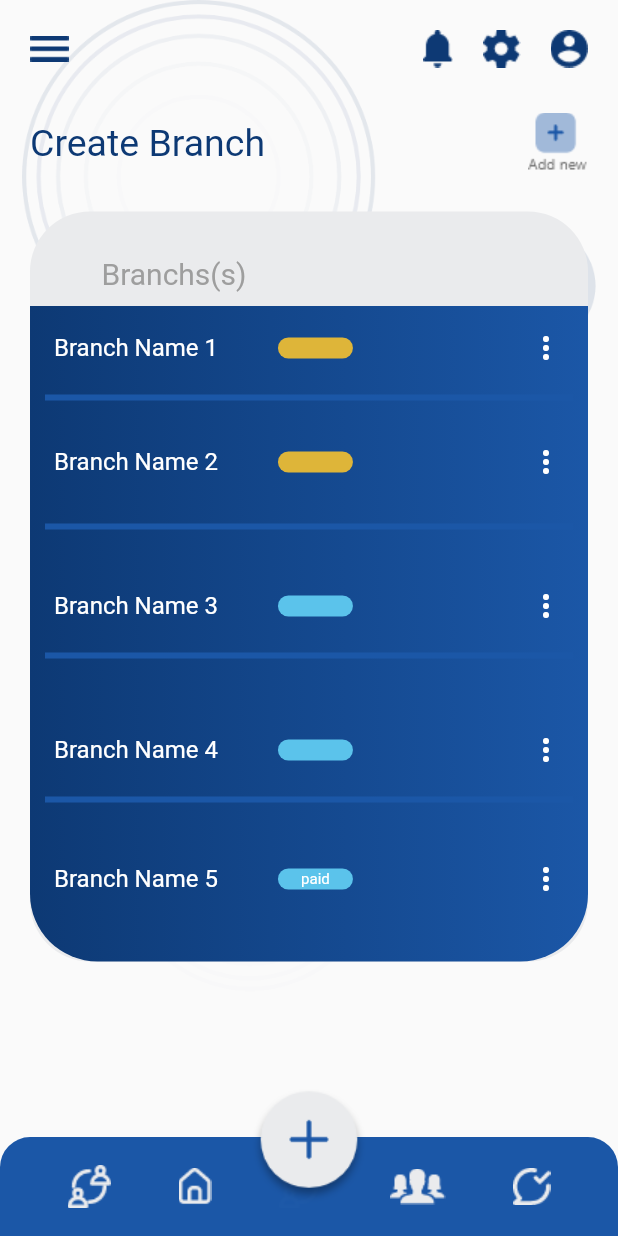
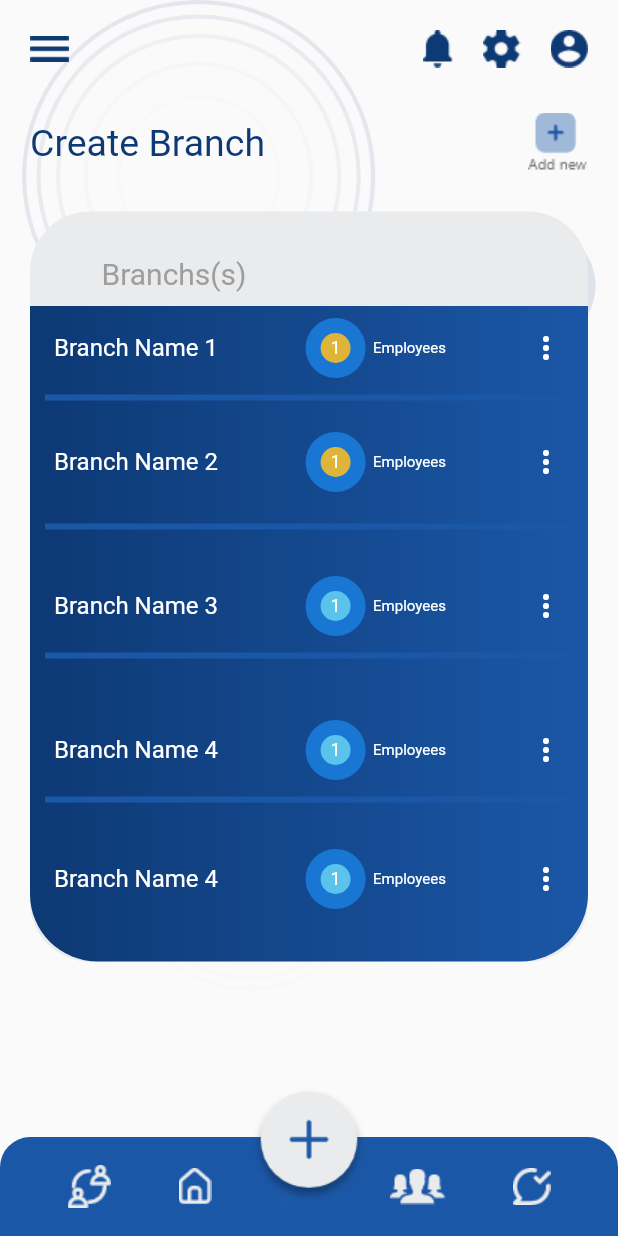
Before and after one commit to Mrashoo24/revoo, a Flutter app: the DBcrud4 screen opened directly, on a phone screen of 412 x 824 dp. Run offline on Flutter 3.47's test engine with Material 2 defaults, Android fonts, the light colour scheme and no system bars; drawn by our look-alikes of auto_size_text; our stand-ins replace font_awesome_flutter, get, percent_indicator, pie_chart, video_player; missing offline and left inert: cell_calendar.

Commit message:
Merged all pages

```diff
--- a/lib/HRMS_admin_Screen/adbranchpg4.dart
+++ b/lib/HRMS_admin_Screen/adbranchpg4.dart
@@ -1,10 +1,13 @@
+import 'package:auto_size_text/auto_size_text.dart';
 import 'package:flutter/cupertino.dart';
 import 'package:flutter/material.dart';
 import 'package:get/get.dart';
 import 'package:get/get_connect/http/src/utils/utils.dart';
 import 'package:get/get_core/src/get_main.dart';
+import 'package:revoo/HRMS_admin_Screen/adbranchpg1.dart';
 
 import '../constants/constants.dart';
+import 'adbranchpg2.dart';
 
 class DBcrud4 extends StatefulWidget {
   const DBcrud4({Key? key}) : super(key: key);
@@ -104,7 +107,9 @@ class _DBcrud3State extends State<DBcrud4> {
                             ),
 
                           ),
-                          Image.asset('asset/addnew.png'),
+                          InkWell(onTap: (){
+                            Get.to(DBcrud2());
+                          },child: Image.asset('asset/addnew.png')),
 
                         ],
                       ),
@@ -156,23 +161,143 @@ class _DBcrud3State extends State<DBcrud4> {
                                   ),
                                   child: Column(
                                     children: [
-                                      ListTile(
+                                      buildListTile(buttonMenuPosition, context,title: 'Branch Name 1',tagcolor: kyellow),
+                                      Divider(
+                                        height: 10,
+                                        thickness: 4,color:Kdblue,endIndent: 10, indent: 10,
+                                      ),
+                                      SizedBox(height: 10),
+                                      buildListTile(buttonMenuPosition, context,title: 'Branch Name 2',tagcolor: kyellow),
+
+                                      Divider(
+                                        height: 30,
+                                        thickness: 4,color:Kdblue,endIndent: 10, indent: 10,
+                                      ),SizedBox(height: 10),
+                                      buildListTile(buttonMenuPosition, context,title: 'Branch Name 3',tagcolor: bluess),
+
+                                      Divider(
+                                        height: 10,
+                                        thickness: 4,color:Kdblue,endIndent: 10, indent: 10,
+                                      ),SizedBox(height:30),
+                                      buildListTile(buttonMenuPosition, context,title: 'Branch Name 4',tagcolor: bluess),
+
+                                      Divider(
+                                        height: 10,
+                                        thickness: 4,color:Kdblue,endIndent: 10, indent: 10,
+                                      ),SizedBox(height:20),
+
+                                      buildListTile(buttonMenuPosition, context,title: 'Branch Name 4',tagcolor: bluess),
+
+
+                                    ],
+                                  ),
+
+
+                                ),
+                              ),
+                            ],
+                          ),
+                        ),
+
+                      ),
+                    ],
+                  ),
+
+                ],
+              ),
+            ),
+          ),
+        ),
+        bottomNavigationBar: Container(
+
+          height: 100,
+          child: Stack(
+            children: [
+              Align(
+                alignment: Alignment.bottomCenter,
+                child: Container(
+
+                  child: Stack(
+                    children: [
+                      Align(
+
+                        child: Container(
+                          height: Get.height*0.08,
+                          decoration: BoxDecoration(
+
+                            borderRadius: BorderRadius.only(topLeft: Radius.circular(20),topRight: Radius.circular(20)),
+                            color: Kdblue,
+
+                          ),
+                          child: Align(
+                            alignment: Alignment.center,
+
+                            child: Row(
+                              mainAxisAlignment: MainAxisAlignment.spaceEvenly,
+                              children: [
+                                ClipRect(child: Image.asset('asset/share.png')),
+                                ClipRect(child: Image.asset('asset/homedash.png')),
+                                Opacity(
+                                    opacity: 0.01,
+                                    child: ClipRect(child: Image.asset('asset/share.png'))
+                                ),
+                                ClipRect(child: Image.asset('asset/groupdash.png')),
+                                ClipRect(child: Image.asset('asset/pathdash.png')),
+
+                              ],
+                            ),
+                          ),
+                        ),
+                        alignment: Alignment.bottomCenter,
+                      ),
+
+                    ],
+                  ),
+                ),
+              ),
+              Align(
+                alignment: Alignment.bottomCenter,
+                child: Padding(
+                  padding: const EdgeInsets.only(bottom: 20.0),
+                  child: Image.asset('asset/bnbAdd.png'),
+                ),
+              ),
+            ],
+          ),
+        ),
+      ),
+
+
+    );
+  }
+
+  ListTile buildListTile(RelativeRect buttonMenuPosition(BuildContext context), BuildContext context,{required String title,required Color tagcolor}) {
+    return ListTile(
                                       title: Row(
                                         children: [
-                                            Text('Branch Name 1',style: TextStyle(color: Colors.white),),
+                                          Container(
+                                            width: Get.width*0.31,
+                                              child: Text(title,style: TextStyle(color: Colors.white),),
+
+
+                                          ),
                                           SizedBox(width: 40),
-                                            Container(
-                                              width: 50,
-                                              height: 14,
+                                          CircleAvatar(
+                                            child: Container(
+                                              width: 20,
+                                              height: 20,
                                               decoration: BoxDecoration(
 
-                                                color: kyellow,
+                                                color: tagcolor,
 
                                                 borderRadius: BorderRadius.circular(40),
 
                                               ),
-
-                                            )
+                                            child: Center(child: AutoSizeText('1',style: TextStyle(color: Colors.white,fontSize: 2),),),
+                                            ),
+                                          ),
+                                          SizedBox(width: 5,),
+                                          Text('Employees',style: TextStyle(color: Colors.white,fontSize: 10),)
                                         ],
                                       ),
                                       trailing : InkWell(child: Icon(Icons.more_vert,color: Colors.white),
@@ -247,11 +372,16 @@ class _DBcrud3State extends State<DBcrud4> {
                                                                alignment: Alignment(1.0, 10.0)    ,
 
 
+                                                               child: InkWell(
+                                                                 onTap: (){
+                                                                   Get.back();
+                                                                 },
                                                                  child: Padding(
                                                                    padding: const EdgeInsets.all(10.0),
                                                                    child: CircleAvatar(
                                                                    child: Icon(Icons.close,),
                                                                    backgroundColor: Kdblue,radius: 12,
+                                                                   ),
                                                                  ),
                                                                ),
 
@@ -325,7 +455,7 @@ class _DBcrud3State extends State<DBcrud4> {
                                                                mainAxisSize: MainAxisSize.min,
                                                                children: [
                                                                ElevatedButton(onPressed: (){
-
+                                                                    Get.back();
                                                                },
 
                                                                style: ElevatedButton.styleFrom(
@@ -343,7 +473,11 @@ class _DBcrud3State extends State<DBcrud4> {
                                                                color: kblue,fontSize: 15
                                                                ),))),
                                                                SizedBox(width: 25,),
-                                                                 Container(
+                                                               InkWell(
+                                                                 onTap: (){
+                                                                   Get.to(DBcrud4());
+                                                                 },
+                                                                 child: Container(
                                                                  width: 110,
                                                                  height: 41,
                                                                  decoration: BoxDecoration(
@@ -368,6 +502,7 @@ class _DBcrud3State extends State<DBcrud4> {
                                                                  ),
                                                                  ),
 
+                                                                 ),
                                                                ),
                                                                ],
                                                                ),
@@ -1186,184 +1321,6 @@ class _DBcrud3State extends State<DBcrud4> {
                                         );
                                       },
                                       ),
-                                      ),Divider(
-                                        height: 10,
-                                        thickness: 4,color:Kdblue,endIndent: 10, indent: 10,
-                                      ),
-                                      SizedBox(height: 10),
-                                      ListTile(
-                                        title: Row(
-                                          children: [
-                                            Text('Branch Name 2',style: TextStyle(color: Colors.white),),
-                                            SizedBox(width: 40),
-                                            Container(
-                                              width: 50,
-                                              height: 14,
-                                              decoration: BoxDecoration(
-
-                                                color: kyellow,
-
-                                                borderRadius: BorderRadius.circular(40),
-
-                                              ),
-
-                                            )
-                                          ],
-                                        ),
-                                        trailing : Icon(Icons.more_vert,color: Colors.white),
-                                      ),Divider(
-                                        height: 30,
-                                        thickness: 4,color:Kdblue,endIndent: 10, indent: 10,
-                                      ),SizedBox(height: 10),
-                                      ListTile(
-                                        title: Row(
-                                          children: [
-                                            Text('Branch Name 3',style: TextStyle(color: Colors.white),),
-                                            SizedBox(width: 40),
-                                            Container(
-                                              width: 50,
-                                              height: 14,
-                                              decoration: BoxDecoration(
-
-                                                color:bluess,
-
-                                                borderRadius: BorderRadius.circular(40),
-
-                                              ),
-
-                                            )
-                                          ],
-                                        ),
-                                        trailing : Icon(Icons.more_vert,color: Colors.white),
-                                      ),Divider(
-                                        height: 10,
-                                        thickness: 4,color:Kdblue,endIndent: 10, indent: 10,
-                                      ),SizedBox(height:30),
-                                      ListTile(
-                                        title: Row(
-                                          children: [
-                                            Text('Branch Name 4',style: TextStyle(color: Colors.white),),
-                                            SizedBox(width: 40),
-                                            Container(
-                                              width: 50,
-                                              height: 14,
-                                              decoration: BoxDecoration(
-
-                                                color:bluess,
-
-                                                borderRadius: BorderRadius.circular(40),
-
-                                              ),
-
-                                            )
-                                          ],
-                                        ),
-                                        trailing : Icon(Icons.more_vert,color: Colors.white),
-                                      ),Divider(
-                                        height: 10,
-                                        thickness: 4,color:Kdblue,endIndent: 10, indent: 10,
-                                      ),SizedBox(height:20),
-                                      ListTile(
-                                        title: Row(
-                                          children: [
-                                            Text('Branch Name 5',style: TextStyle(color: Colors.white),),
-                                            SizedBox(width: 40),
-                                            Container(
-                                              width: 50,
-                                              height: 14,
-                                              child: Center(child: Text('paid',style: TextStyle(color: Colors.white,fontSize: 10),)),
-                                              decoration: BoxDecoration(
-
-                                                color: bluess,
-
-                                                borderRadius: BorderRadius.circular(40),
-
-                                              ),
-
-                                            ),
-                                          ],
-                                        ),
-                                        trailing : Icon(Icons.more_vert,color: Colors.white),
-                                      ),
-                                    ],
-                                  ),
-
-
-                                ),
-                              ),
-                            ],
-                          ),
-                        ),
-
-                      ),
-                    ],
-                  ),
-
-                ],
-              ),
-            ),
-          ),
-        ),
-        bottomNavigationBar: Container(
-
-          height: 100,
-          child: Stack(
-            children: [
-              Align(
-                alignment: Alignment.bottomCenter,
-                child: Container(
-
-                  child: Stack(
-                    children: [
-                      Align(
-
-                        child: Container(
-                          height: Get.height*0.08,
-                          decoration: BoxDecoration(
-
-                            borderRadius: BorderRadius.only(topLeft: Radius.circular(20),topRight: Radius.circular(20)),
-                            color: Kdblue,
-
-                          ),
-                          child: Align(
-                            alignment: Alignment.center,
-
-                            child: Row(
-                              mainAxisAlignment: MainAxisAlignment.spaceEvenly,
-                              children: [
-                                ClipRect(child: Image.asset('asset/share.png')),
-                                ClipRect(child: Image.asset('asset/homedash.png')),
-                                Opacity(
-                                    opacity: 0.01,
-                                    child: ClipRect(child: Image.asset('asset/share.png'))
-                                ),
-                                ClipRect(child: Image.asset('asset/groupdash.png')),
-                                ClipRect(child: Image.asset('asset/pathdash.png')),
-
-                              ],
-                            ),
-                          ),
-                        ),
-                        alignment: Alignment.bottomCenter,
-                      ),
-
-                    ],
-                  ),
-                ),
-              ),
-              Align(
-                alignment: Alignment.bottomCenter,
-                child: Padding(
-                  padding: const EdgeInsets.only(bottom: 20.0),
-                  child: Image.asset('asset/bnbAdd.png'),
-                ),
-              ),
-            ],
-          ),
-        ),
-      ),
-
-
                                     );
   }
 }
--- a/lib/main.dart
+++ b/lib/main.dart
@@ -54,7 +54,7 @@ class MyApp extends StatelessWidget {
         // is not restarted.
         primarySwatch: Colors.blue,
       ),
-      home:EmployeeHomePage(),
+      home:Yourapps(),
       debugShowCheckedModeBanner: false,
     );
   }
--- a/pubspec.yaml
+++ b/pubspec.yaml
@@ -44,6 +44,7 @@ dependencies:
   animated_bottom_navigation_bar: ^0.3.2
   percent_indicator: ^3.4.0
   font_awesome_flutter: ^9.1.0
+  auto_size_text: ^3.0.0
 
 
 dev_dependencies:
```
Also changed, not shown: lib/HRMS_admin_Screen/adbranchpg1.dart (+7 -32 lines), lib/HRMS_admin_Screen/adbranchpg2.dart (+8 -2 lines), lib/HRMS_admin_Screen/hrmsHome.dart (added, +56 -0 lines), lib/Login/yourapps.dart (+7 -21 lines), pubspec.lock, 2 other files. Lines whose indentation alone changed are shown as unchanged.
